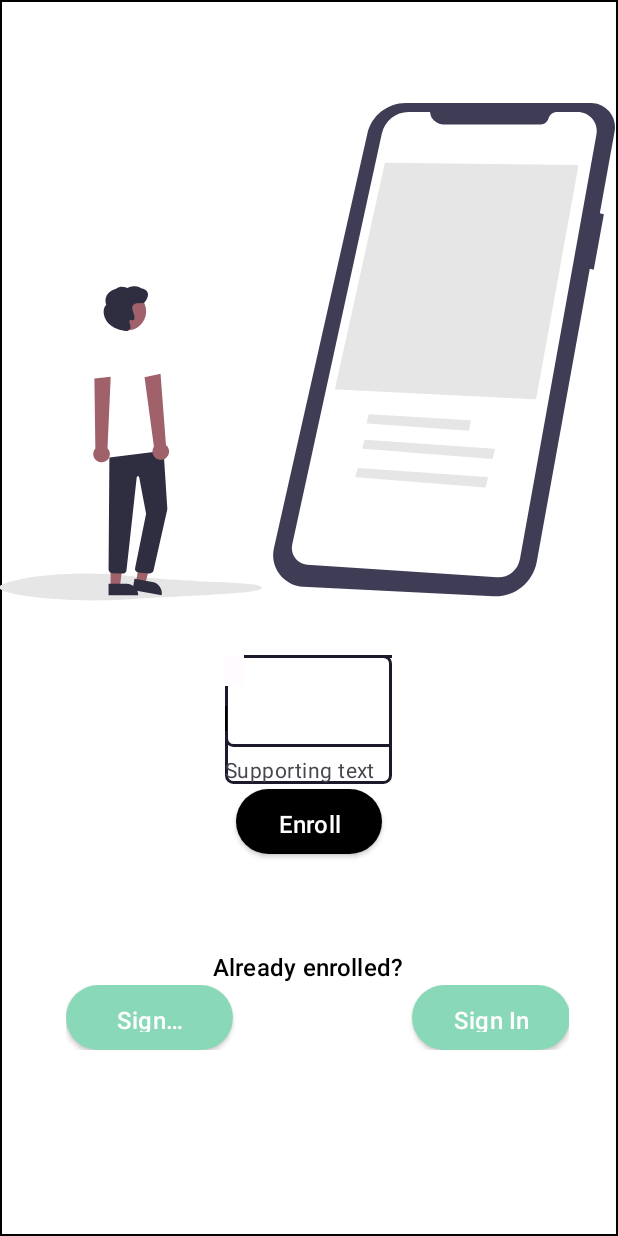
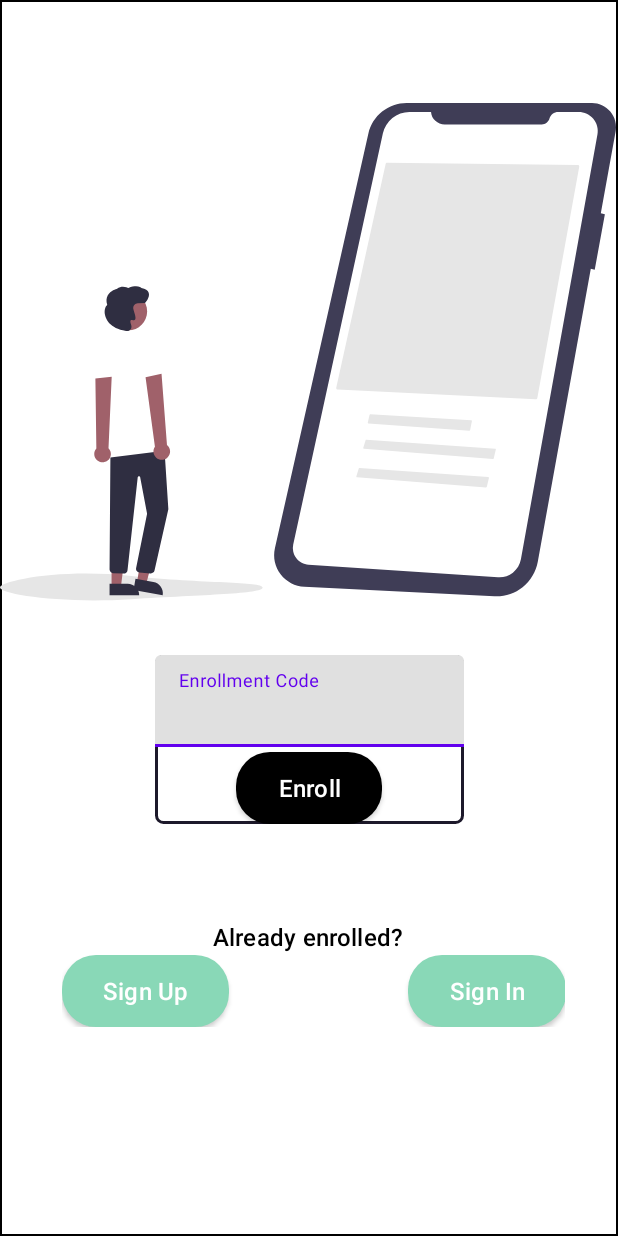
Before and after one commit to Detective-Khalifah/GradTrack, an Android app: the EnrollmentScreenZeroActivity screen opened directly, with no data from a screen before it, on a phone screen of 412 x 824 dp. Run offline under Robolectric (Android 15) with nearby library versions, the phone set to English and light mode, and no system bars; our stand-ins replace data binding.

Commit message:
Refactor activity_enrollment_screen_zero.xml & activity_enrollment_screen_one.xml

```diff
--- a/app/src/main/res/layout/activity_enrollment_screen_zero.xml
+++ b/app/src/main/res/layout/activity_enrollment_screen_zero.xml
@@ -1,162 +1,149 @@
 <?xml version="1.0" encoding="UTF-8"?>
-<layout xmlns:android="http://schemas.android.com/apk/res/android" xmlns:tools="http://schemas.android.com/tools">
+<layout xmlns:android="http://schemas.android.com/apk/res/android"
+    xmlns:app="http://schemas.android.com/apk/res-auto"
+    xmlns:tools="http://schemas.android.com/tools">
+
     <data>
-        <variable name="enrollmentScreenZeroVM" type="com.blogspot.thengnet.modules.enrollmentscreenzero.data.viewmodel.EnrollmentScreenZeroVM"/>
+
+        <variable
+            name="enrollmentScreenZeroVM"
+            type="com.blogspot.thengnet.modules.enrollmentscreenzero.data.viewmodel.EnrollmentScreenZeroVM" />
     </data>
-    <LinearLayout android:gravity="center_horizontal"
-        android:id="@+id/linearEnrollmentScre"
-        android:layout_height="match_parent"
+
+    <androidx.constraintlayout.widget.ConstraintLayout
+        android:id="@+id/constraintEnrollmentScreen"
+        style="@style/groupStylewhite_1"
         android:layout_width="match_parent"
-        android:orientation="vertical" style="@style/groupStylewhite_1">
-        <ImageView android:id="@+id/imageGroupSix"
+        android:layout_height="match_parent">
+
+        <ImageView
+            android:id="@+id/imageGroupSix"
+            android:layout_width="@dimen/_359pxh"
+            android:layout_height="@dimen/_290pxh"
             android:layout_gravity="center_horizontal"
-            android:layout_height="@dimen/_290pxh"
+            android:layout_marginTop="@dimen/_63pxv"
             android:layout_marginEnd="@dimen/_1pxh"
-            android:layout_marginTop="@dimen/_63pxv"
-            android:layout_width="@dimen/_359pxh"
-            android:scaleType="fitXY" android:src="@drawable/img_group6"
-            tools:ignore="ContentDescription" tools:src="@drawable/img_group6"/>
-        <LinearLayout android:gravity="start"
-            android:id="@+id/linearColumncreatefromfra"
+            android:scaleType="fitXY"
+            android:src="@drawable/img_group6"
+            app:layout_constraintEnd_toEndOf="parent"
+            app:layout_constraintStart_toStartOf="parent"
+            app:layout_constraintTop_toTopOf="parent"
+            tools:ignore="ContentDescription"
+            tools:src="@drawable/img_group6" />
+
+        <LinearLayout
+            android:id="@+id/linearEnrollmentForm"
+            style="@style/groupStylecornerRadius"
+            android:layout_width="wrap_content"
             android:layout_height="wrap_content"
-            android:layout_marginEnd="@dimen/_36pxh"
             android:layout_marginStart="@dimen/_36pxh"
             android:layout_marginTop="@dimen/_33pxv"
-            android:layout_width="wrap_content"
-            android:orientation="vertical" style="@style/groupStylecornerRadius">
-            <HorizontalScrollView android:fillViewport="true"
-                android:id="@+id/horizontalScrollHorizontalscrollcreatefromfra"
-                android:layout_height="wrap_content"
-                android:layout_width="match_parent" android:scrollbars="none">
-                <FrameLayout android:id="@+id/frameStackcreatefromfra"
-                    android:layout_height="@dimen/_56pxv" android:layout_width="@dimen/_180pxh">
-                    <View
-                        android:background="@drawable/rectangle_border_gray_901_radius_4"
-                        android:id="@+id/viewCreatefromfra"
-                        android:layout_gravity="center"
-                        android:layout_height="@dimen/_56pxv" android:layout_width="@dimen/_210pxh"/>
-                    <ImageView android:id="@+id/imageClose"
-                        android:layout_gravity="end"
-                        android:layout_height="@dimen/_20pxh"
-                        android:layout_marginBottom="@dimen/_18pxv"
-                        android:layout_marginStart="@dimen/_10pxh"
-                        android:layout_marginTop="@dimen/_18pxv"
-                        android:layout_width="@dimen/_20pxh"
-                        android:scaleType="fitXY"
-                        android:src="@drawable/img_close"
-                        tools:ignore="ContentDescription" tools:src="@drawable/img_close"/>
-                    <LinearLayout android:id="@+id/linearContent"
-                        android:layout_gravity="top|start"
-                        android:layout_height="wrap_content"
-                        android:layout_marginBottom="@dimen/_10pxv"
-                        android:layout_marginEnd="@dimen/_10pxh"
-                        android:layout_width="wrap_content" android:orientation="vertical">
-                        <TextView android:ellipsize="end"
-                            android:id="@+id/txtLabeltext"
-                            android:layout_height="wrap_content"
+            android:layout_marginEnd="@dimen/_36pxh"
+            android:gravity="start"
+            android:orientation="vertical"
+            app:layout_constraintEnd_toEndOf="parent"
+            app:layout_constraintStart_toStartOf="parent"
+            app:layout_constraintTop_toBottomOf="@id/imageGroupSix">
+
+            <com.google.android.material.textfield.TextInputLayout
+                android:layout_width="@dimen/_180pxh"
+                android:layout_height="@dimen/_56pxv">
+
+                <com.google.android.material.textfield.TextInputEditText
+                    style="@style/txtRobotoregular12"
                     android:layout_width="match_parent"
-                            android:letterSpacing="0.02"
-                            android:lineSpacingExtra="@dimen/_3pxh"
-                            android:paddingBottom="@dimen/_1pxv"
-                            android:paddingEnd="@dimen/_4pxh"
-                            android:singleLine="true"
-                            android:text="@{enrollmentScreenZeroVM.enrollmentScreenZeroModel.txtLabeltext}"
-                            style="@style/txtSolid" tools:text="@string/lbl_enrollment_code"/>
-                        <View android:background="@color/black_900"
-                            android:id="@+id/lineCaret"
-                            android:layout_height="@dimen/_16pxv"
-                            android:layout_marginEnd="@dimen/_10pxh"
-                            android:layout_marginTop="@dimen/_12pxv" android:layout_width="@dimen/_1pxh"/>
-                    </LinearLayout>
-                </FrameLayout>
-            </HorizontalScrollView>
-            <TextView android:ellipsize="end"
-                android:id="@+id/txtSupportingtextOne"
-                android:layout_height="wrap_content"
-                android:layout_marginEnd="@dimen/_10pxh"
-                android:layout_marginTop="@dimen/_5pxv"
-                android:layout_width="wrap_content"
+                    android:layout_height="match_parent"
+                    android:hint="@string/lbl_enrollment_code"
+                    android:inputType="text|textCapCharacters"
                     android:letterSpacing="0.02"
                     android:lineSpacingExtra="@dimen/_3pxh"
                     android:singleLine="true"
-                android:text="@{enrollmentScreenZeroVM.enrollmentScreenZeroModel.txtSupportingtextOne}"
-                style="@style/txtRobotoregular12" tools:text="@string/lbl_supporting_text"/>
-        </LinearLayout>
+                    android:textAlignment="center"
+                    android:textAllCaps="true"
+                    android:textStyle="bold" />
+            </com.google.android.material.textfield.TextInputLayout>
+
             <androidx.appcompat.widget.AppCompatButton
-            android:ellipsize="end" android:gravity="center"
                 android:id="@+id/btnEnroll"
+                style="@style/btnSolidRounded_1"
+                android:layout_width="@dimen/_85pxh"
+                android:layout_height="wrap_content"
                 android:layout_gravity="center_horizontal"
-            android:layout_height="@dimen/_40pxv"
-            android:layout_marginEnd="@dimen/_36pxh"
                 android:layout_marginStart="@dimen/_36pxh"
                 android:layout_marginTop="@dimen/_3pxv"
-            android:layout_width="@dimen/_85pxh"
+                android:layout_marginEnd="@dimen/_36pxh"
+                android:ellipsize="end"
+                android:gravity="center"
                 android:letterSpacing="0.01"
                 android:lineSpacingExtra="@dimen/_3pxh"
-            android:paddingBottom="@dimen/_11pxv"
-            android:paddingEnd="@dimen/_24pxh"
-            android:paddingStart="@dimen/_24pxh"
-            android:paddingTop="@dimen/_11pxv" android:singleLine="true"
+                android:singleLine="true"
                 android:text="@string/lbl_enroll"
-            android:textAllCaps="false" style="@style/btnSolidRounded_1" tools:text="@string/lbl_enroll"/>
-        <TextView android:ellipsize="end"
+                android:textAllCaps="false"
+                tools:text="@string/lbl_enroll" />
+        </LinearLayout>
+
+        <LinearLayout
+            android:layout_width="match_parent"
+            android:layout_height="wrap_content"
+            android:orientation="vertical"
+            app:layout_constraintEnd_toEndOf="parent"
+            app:layout_constraintStart_toStartOf="parent"
+            app:layout_constraintTop_toBottomOf="@id/linearEnrollmentForm">
+
+            <TextView
                 android:id="@+id/txtAlreadyenrolle"
+                style="@style/txtRobotomedium14"
+                android:layout_width="wrap_content"
+                android:layout_height="wrap_content"
                 android:layout_gravity="center_horizontal"
-            android:layout_height="wrap_content"
-            android:layout_marginEnd="@dimen/_36pxh"
                 android:layout_marginStart="@dimen/_36pxh"
                 android:layout_marginTop="@dimen/_59pxv"
-            android:layout_width="wrap_content"
+                android:layout_marginEnd="@dimen/_36pxh"
+                android:ellipsize="end"
                 android:letterSpacing="0.01"
                 android:lineSpacingExtra="@dimen/_3pxh"
                 android:singleLine="true"
                 android:text="@{enrollmentScreenZeroVM.enrollmentScreenZeroModel.txtAlreadyenrolle}"
-            style="@style/txtRobotomedium14" tools:text="@string/msg_already_enrolle"/>
-        <LinearLayout android:id="@+id/linearSignInUpButt"
+                tools:text="@string/msg_already_enrolle" />
+
+            <LinearLayout
+                android:id="@+id/linearSignInUpButt"
+                android:layout_width="match_parent"
                 android:layout_height="wrap_content"
-            android:layout_marginEnd="@dimen/_31pxh"
                 android:layout_marginStart="@dimen/_36pxh"
                 android:layout_marginTop="@dimen/_1pxv"
-            android:layout_width="match_parent" android:orientation="horizontal">
+                android:layout_marginEnd="@dimen/_31pxh"
+                android:orientation="horizontal">
+
                 <androidx.appcompat.widget.AppCompatButton
-                android:ellipsize="end" android:gravity="center"
                     android:id="@+id/btnSignUp"
-                android:layout_height="@dimen/_40pxv"
+                    style="@style/btnSolidRounded"
                     android:layout_width="@dimen/_97pxh"
+                    android:layout_height="wrap_content"
+                    android:ellipsize="end"
+                    android:gravity="center"
                     android:letterSpacing="0.01"
                     android:lineSpacingExtra="@dimen/_3pxh"
-                android:paddingBottom="@dimen/_11pxv"
-                android:paddingEnd="@dimen/_24pxh"
-                android:paddingStart="@dimen/_24pxh"
-                android:paddingTop="@dimen/_11pxv"
                     android:singleLine="true"
                     android:text="@string/lbl_sign_up"
                     android:textAllCaps="false"
-                style="@style/btnSolidRounded" tools:text="@string/lbl_sign_up"/>
+                    tools:text="@string/lbl_sign_up" />
+
                 <androidx.appcompat.widget.AppCompatButton
-                android:ellipsize="end" android:gravity="center"
                     android:id="@+id/btnSignIn"
-                android:layout_height="@dimen/_40pxv"
+                    style="@style/btnSolidRounded"
+                    android:layout_width="@dimen/_92pxh"
+                    android:layout_height="wrap_content"
                     android:layout_marginStart="@dimen/_104pxh"
-                android:layout_width="@dimen/_92pxh"
+                    android:ellipsize="end"
+                    android:gravity="center"
                     android:letterSpacing="0.01"
                     android:lineSpacingExtra="@dimen/_3pxh"
-                android:paddingBottom="@dimen/_11pxv"
-                android:paddingEnd="@dimen/_24pxh"
-                android:paddingStart="@dimen/_24pxh"
-                android:paddingTop="@dimen/_11pxv"
                     android:singleLine="true"
                     android:text="@string/lbl_sign_in"
                     android:textAllCaps="false"
-                style="@style/btnSolidRounded" tools:text="@string/lbl_sign_in"/>
+                    tools:text="@string/lbl_sign_in" />
             </LinearLayout>
-        <View android:background="@drawable/rectangle_bg_gray_900"
-            android:id="@+id/lineHome"
-            android:layout_gravity="center_horizontal"
-            android:layout_height="@dimen/_1pxv"
-            android:layout_marginBottom="@dimen/_9pxv"
-            android:layout_marginEnd="@dimen/_36pxh"
-            android:layout_marginStart="@dimen/_36pxh"
-            android:layout_marginTop="@dimen/_119pxv" android:layout_width="@dimen/_62pxh"/>
         </LinearLayout>
+    </androidx.constraintlayout.widget.ConstraintLayout>
 </layout>
--- a/app/src/main/res/layout/activity_forgot_password_zero.xml
+++ b/app/src/main/res/layout/activity_forgot_password_zero.xml
@@ -16,7 +16,7 @@
             android:scaleType="fitXY"
             android:src="@drawable/img_undrawbooksre"
             tools:ignore="ContentDescription" tools:src="@drawable/img_undrawbooksre"/>
-        <LinearLayout android:id="@+id/linearColumncreatefromfra"
+        <LinearLayout android:id="@+id/linearEnrollmentForm"
             android:layout_height="wrap_content"
             android:layout_marginEnd="@dimen/_34pxh"
             android:layout_marginStart="@dimen/_34pxh"
--- a/app/src/main/res/layout/row_listcreatefromfra.xml
+++ b/app/src/main/res/layout/row_listcreatefromfra.xml
@@ -4,7 +4,7 @@
         <variable name="listcreatefromfraRowModel" type="com.blogspot.thengnet.modules.signupscreenfour.data.model.ListcreatefromfraRowModel"/>
     </data>
     <LinearLayout android:gravity="start"
-        android:id="@+id/linearColumncreatefromfra"
+        android:id="@+id/linearEnrollmentForm"
         android:layout_height="wrap_content"
         android:layout_width="match_parent"
         android:orientation="vertical" style="@style/groupStylecornerRadius_1">
--- a/app/src/main/res/layout/row_listcreatefromfra1.xml
+++ b/app/src/main/res/layout/row_listcreatefromfra1.xml
@@ -4,7 +4,7 @@
         <variable name="listcreatefromfra1RowModel" type="com.blogspot.thengnet.modules.signupscreenfive.data.model.Listcreatefromfra1RowModel"/>
     </data>
     <LinearLayout android:gravity="start"
-        android:id="@+id/linearColumncreatefromfra"
+        android:id="@+id/linearEnrollmentForm"
         android:layout_height="wrap_content"
         android:layout_width="match_parent"
         android:orientation="vertical" style="@style/groupStylecornerRadius_1">
--- a/app/src/main/res/layout/row_listcreatefromfra2.xml
+++ b/app/src/main/res/layout/row_listcreatefromfra2.xml
@@ -4,7 +4,7 @@
         <variable name="listcreatefromfra2RowModel" type="com.blogspot.thengnet.modules.signupscreensix.data.model.Listcreatefromfra2RowModel"/>
     </data>
     <LinearLayout android:gravity="start"
-        android:id="@+id/linearColumncreatefromfra"
+        android:id="@+id/linearEnrollmentForm"
         android:layout_height="wrap_content"
         android:layout_width="match_parent"
         android:orientation="vertical" style="@style/groupStylecornerRadius_1">
--- a/app/src/main/res/layout/row_listcreatefromfra3.xml
+++ b/app/src/main/res/layout/row_listcreatefromfra3.xml
@@ -3,7 +3,7 @@
     <data>
         <variable name="listcreatefromfra3RowModel" type="com.blogspot.thengnet.modules.signinscreenzero.data.model.Listcreatefromfra3RowModel"/>
     </data>
-    <LinearLayout android:id="@+id/linearColumncreatefromfra"
+    <LinearLayout android:id="@+id/linearEnrollmentForm"
         android:layout_height="wrap_content"
         android:layout_width="match_parent"
         android:orientation="vertical" style="@style/groupStylewhite_A700cornerRadius">
--- a/app/src/main/res/layout/row_listcreatefromfra4.xml
+++ b/app/src/main/res/layout/row_listcreatefromfra4.xml
@@ -4,7 +4,7 @@
         <variable name="listcreatefromfra4RowModel" type="com.blogspot.thengnet.modules.forgotpasswordtwo.data.model.Listcreatefromfra4RowModel"/>
     </data>
     <LinearLayout android:gravity="start"
-        android:id="@+id/linearColumncreatefromfra"
+        android:id="@+id/linearEnrollmentForm"
         android:layout_height="wrap_content"
         android:layout_width="match_parent"
         android:orientation="vertical" style="@style/groupStylecornerRadius_1">
```
Also changed, not shown: app/src/main/res/layout/activity_enrollment_screen_one.xml (+56 -41 lines). Lines whose indentation alone changed are shown as unchanged.
